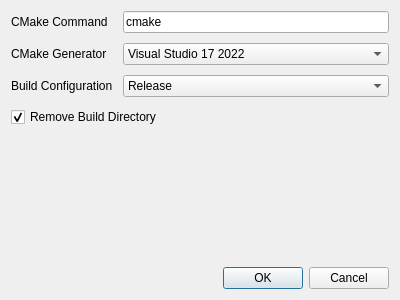
The window that fmusim-gui/BuildPlatformBinaryDialog.ui (modelica/Reference-FMUs) describes before a commit, drawn with Qt 5.
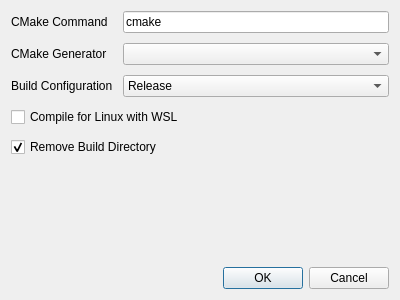
The same window after the commit.

The edit to the form file:
```diff
--- a/fmusim-gui/BuildPlatformBinaryDialog.ui
+++ b/fmusim-gui/BuildPlatformBinaryDialog.ui
@@ -17,7 +17,7 @@
    <property name="spacing">
     <number>10</number>
    </property>
-   <item row="4" column="0" colspan="2">
+   <item row="5" column="0" colspan="2">
     <spacer name="verticalSpacer">
      <property name="orientation">
       <enum>Qt::Vertical</enum>
@@ -30,6 +30,16 @@
      </property>
     </spacer>
    </item>
+   <item row="4" column="0" colspan="2">
+    <widget class="QCheckBox" name="removeBuildDirectoryCheckBox">
+     <property name="text">
+      <string>Remove Build Directory</string>
+     </property>
+     <property name="checked">
+      <bool>true</bool>
+     </property>
+    </widget>
+   </item>
    <item row="1" column="1">
     <widget class="QComboBox" name="cmakeGeneratorComboBox">
      <property name="sizePolicy">
@@ -38,6 +48,16 @@
        <verstretch>0</verstretch>
       </sizepolicy>
      </property>
+     <item>
+      <property name="text">
+       <string/>
+      </property>
+     </item>
+     <item>
+      <property name="text">
+       <string>Unix Makefiles</string>
+      </property>
+     </item>
      <item>
       <property name="text">
        <string>Visual Studio 17 2022</string>
@@ -83,7 +103,7 @@
      </item>
     </widget>
    </item>
-   <item row="5" column="0" colspan="2">
+   <item row="6" column="0" colspan="2">
     <widget class="QDialogButtonBox" name="buttonBox">
      <property name="orientation">
       <enum>Qt::Horizontal</enum>
@@ -108,12 +128,9 @@
     </widget>
    </item>
    <item row="3" column="0" colspan="2">
-    <widget class="QCheckBox" name="removeBuildDirectoryCheckBox">
+    <widget class="QCheckBox" name="compileWithWSLCheckBox">
      <property name="text">
-      <string>Remove Build Directory</string>
-     </property>
-     <property name="checked">
-      <bool>true</bool>
+      <string>Compile for Linux with WSL</string>
      </property>
     </widget>
    </item>
```
